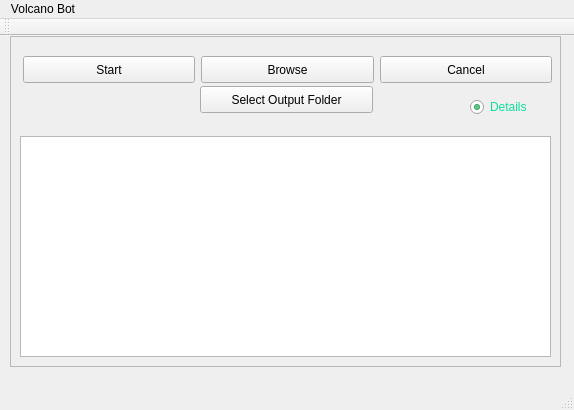
The window that src/mainwindow.ui (UCD-SeniorDesign-VolcanobotTeam2015/volcanobot) describes before a commit, drawn with Qt 5.
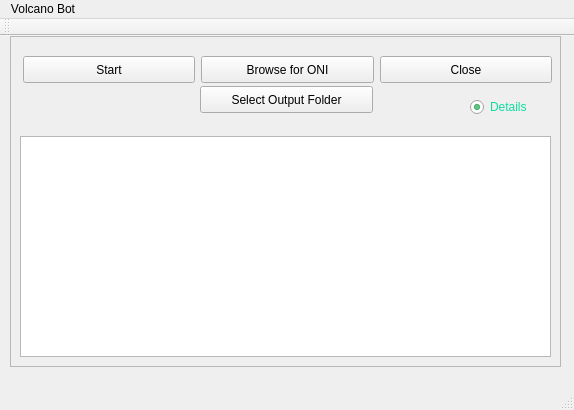
The same window after the commit.

Commit message: fixed duplicate output error. changed button text according to issue 31 & 32

What changed in the file:
```diff
--- a/src/mainwindow.ui
+++ b/src/mainwindow.ui
@@ -122,7 +122,7 @@
       </rect>
      </property>
      <property name="text">
-      <string>Cancel</string>
+      <string>Close</string>
      </property>
     </widget>
     <widget class="QPushButton" name="Start">
@@ -148,7 +148,7 @@
       </rect>
      </property>
      <property name="text">
-      <string>Browse</string>
+      <string>Browse for ONI</string>
      </property>
     </widget>
     <widget class="QPushButton" name="Browse_output">
```
The commit also changes 1 other file.
